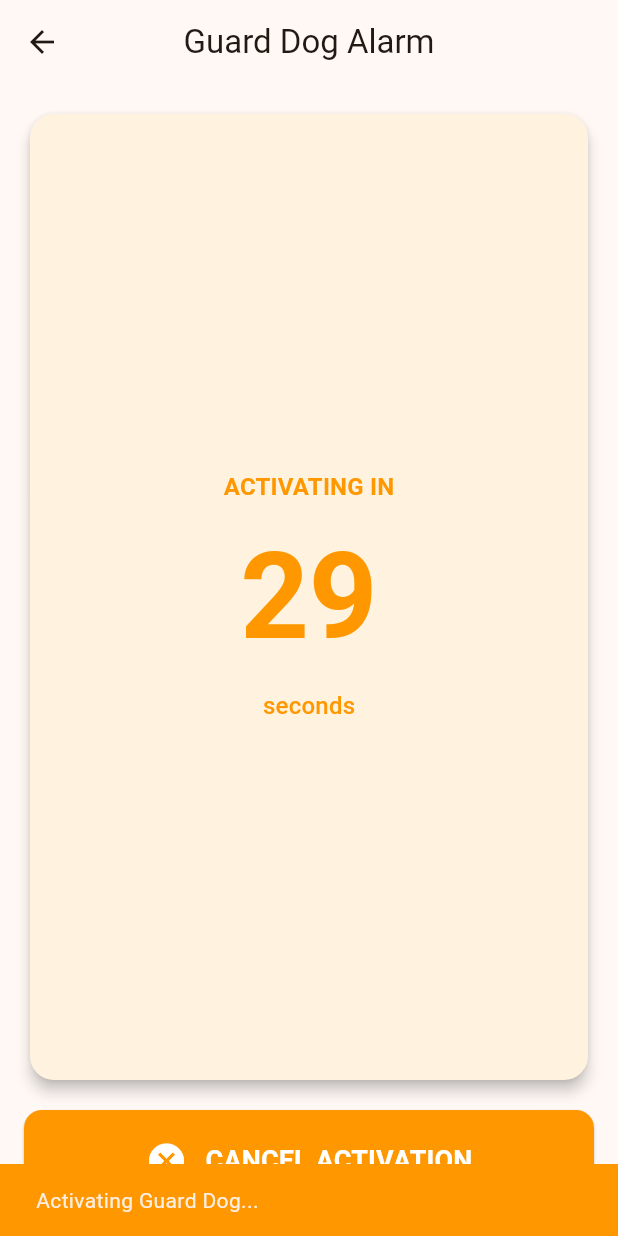
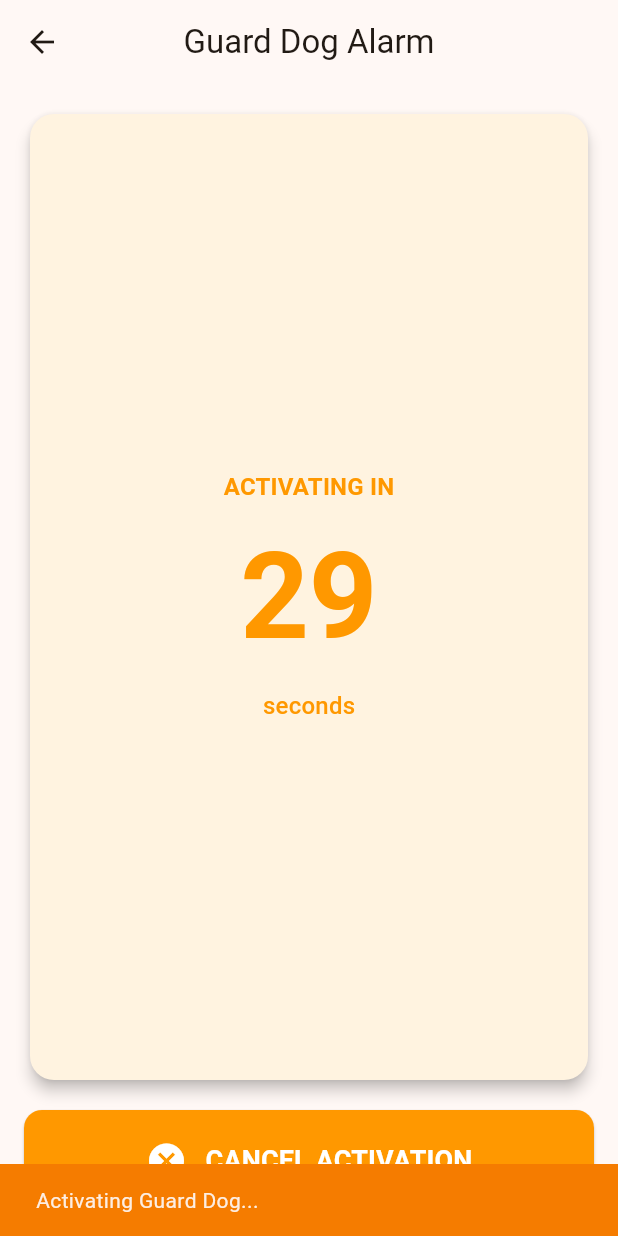
Before and after one commit to r0man/doggy-dogs-car-dog-alarm, a Flutter app: the AlarmScreen screen opened directly, item 3 of the bottom bar chosen, after a tap on "ACTIVATE GUARD DOG", on a phone screen of 412 x 824 dp. Run offline on Flutter 3.47's test engine with Material 3 defaults, Android fonts, the phone set to English and light mode, and no system bars; our stand-ins replace audioplayers, flutter_local_notifications, flutter_riverpod, flutter_svg, package_info_plus, permission_handler and 2 more; missing offline and left inert: workmanager; accounts and stored records are empty.

Commit message:
Make snackbar colors theme-aware for light/dark mode support
Addressed code review observation about snackbar color consistency:

**Theme-Aware Color System (lib/screens/alarm_screen.dart:19-54)**

1. **Created FeedbackType enum** (lines 19-29)
   - `warning` - for pending/warning states (orange)
   - `info` - for informational messages (blue)
   - `success` - for successful operations (green)
   - Provides semantic meaning to feedback types

2. **Added FeedbackTypeColors extension** (lines 31-54)
   - `getColor(context)` method returns theme-aware colors
   - Adapts colors for light and dark modes:
     - Warning: orange.shade700 (light) / orange.shade400 (dark)
     - Info: Uses theme's primary color (auto-adapts)
     - Success: green.shade700 (light) / green.shade400 (dark)
   - Ensures good contrast in both theme modes

3. **Updated _showFeedback method** (lines 342-354)
   - Changed signature from `Color` to `FeedbackType`
   - Uses `type.getColor(context)` for theme-aware colors
   - Maintains semantic distinction between action types

4. **Updated all feedback calls** (lines 361-392)
   - Activate: `FeedbackType.warning`
   - Cancel: `FeedbackType.warning`
   - Acknowledge: `FeedbackType.info`
   - Recalibrate: `FeedbackType.success`

Benefits:
- ✅ Better light/dark mode support
- ✅ Colors adapt to user's theme preference
- ✅ Maintains semantic color meanings
- ✅ Uses theme's primary color for info messages
- ✅ Improved accessibility and consistency

All changes:
- ✅ Code formatted with dart format
- ✅ flutter analyze passes with no issues
- ✅ All 871 tests pass
- ✅ Addresses color consistency observation from code review

🤖 Generated with [Claude Code](https://claude.com/claude-code)

Co-Authored-By: Claude <noreply@anthropic.com>

```diff
--- a/lib/screens/alarm_screen.dart
+++ b/lib/screens/alarm_screen.dart
@@ -14,6 +14,43 @@ class AlarmFeedbackMessages {
   static const cancelled = 'Activation cancelled';
   static const acknowledged = 'Alarm acknowledged';
   static const recalibrated = 'Sensors recalibrated';
+}
+
+/// Feedback types for snackbar styling
+enum FeedbackType {
+  /// Warning/pending state (orange/amber)
+  warning,
+
+  /// Informational state (blue)
+  info,
+
+  /// Success state (green)
+  success,
+}
+
+/// Extension to get theme-aware colors for feedback types
+extension FeedbackTypeColors on FeedbackType {
+  /// Returns appropriate color for this feedback type based on theme
+  Color getColor(BuildContext context) {
+    final colorScheme = Theme.of(context).colorScheme;
+    final brightness = Theme.of(context).brightness;
+
+    switch (this) {
+      case FeedbackType.warning:
+        // Use a warm amber/orange tone that works in both light and dark modes
+        return brightness == Brightness.light
+            ? Colors.orange.shade700
+            : Colors.orange.shade400;
+      case FeedbackType.info:
+        // Use theme's primary color for informational messages
+        return colorScheme.primary;
+      case FeedbackType.success:
+        // Use a green tone that works in both light and dark modes
+        return brightness == Brightness.light
+            ? Colors.green.shade700
+            : Colors.green.shade400;
+    }
+  }
 }
 
 class AlarmScreen extends ConsumerStatefulWidget {
@@ -303,13 +340,13 @@ class _AlarmScreenState extends ConsumerState<AlarmScreen> {
   }
 
   /// Shows a snackbar with feedback to the user
-  void _showFeedback(BuildContext context, String message, Color color) {
+  void _showFeedback(BuildContext context, String message, FeedbackType type) {
     if (!context.mounted) return;
 
     ScaffoldMessenger.of(context).showSnackBar(
       SnackBar(
         content: Text(message),
-        backgroundColor: color,
+        backgroundColor: type.getColor(context),
         duration: const Duration(seconds: 2),
       ),
     );
@@ -325,7 +362,7 @@ class _AlarmScreenState extends ConsumerState<AlarmScreen> {
         await alarmService.startActivation(mode: _selectedMode);
         if (context.mounted) {
           _showFeedback(
-              context, AlarmFeedbackMessages.activating, Colors.orange);
+              context, AlarmFeedbackMessages.activating, FeedbackType.warning);
         }
         break;
       case AlarmAction.deactivate:
@@ -335,21 +372,21 @@ class _AlarmScreenState extends ConsumerState<AlarmScreen> {
         await alarmService.cancelCountdown();
         if (context.mounted) {
           _showFeedback(
-              context, AlarmFeedbackMessages.cancelled, Colors.orange);
+              context, AlarmFeedbackMessages.cancelled, FeedbackType.warning);
         }
         break;
       case AlarmAction.acknowledge:
         await alarmService.acknowledge();
         if (context.mounted) {
           _showFeedback(
-              context, AlarmFeedbackMessages.acknowledged, Colors.blue);
+              context, AlarmFeedbackMessages.acknowledged, FeedbackType.info);
         }
         break;
       case AlarmAction.recalibrate:
         await alarmService.recalibrate();
         if (context.mounted) {
-          _showFeedback(
-              context, AlarmFeedbackMessages.recalibrated, Colors.green);
+          _showFeedback(context, AlarmFeedbackMessages.recalibrated,
+              FeedbackType.success);
         }
         break;
     }
```
